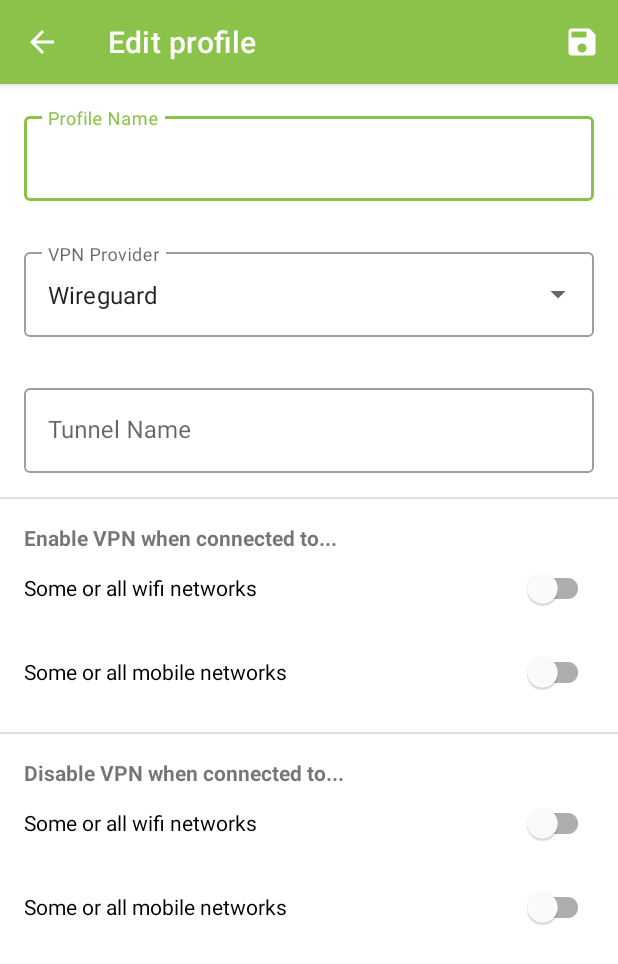
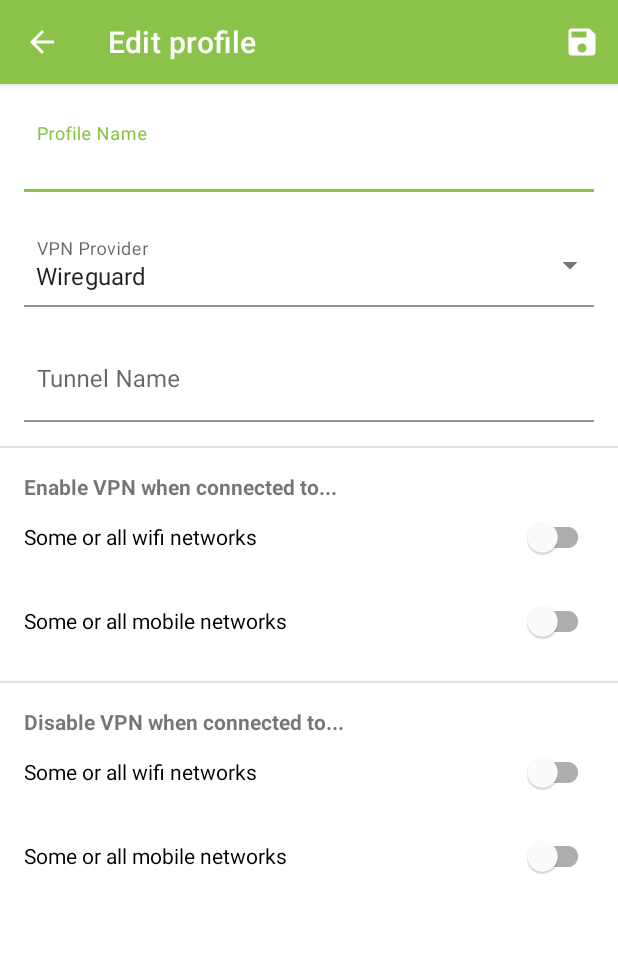
Before and after one commit to DJAndries/vpnmanager-android, an Android app: the screen it shows after launch (ProfileConfigActivity), after a tap on an icon or button, on a phone screen of 412 x 824 dp. Shown: the top 964 px of the screen. Run offline under Robolectric (Android 15) with nearby library versions, the phone set to English and light mode, and no system bars; our stand-ins replace navigation-ui.

Commit message:
minor ui update

```diff
--- a/app/src/main/AndroidManifest.xml
+++ b/app/src/main/AndroidManifest.xml
@@ -9,6 +9,8 @@
     <uses-permission android:name="android.permission.ACCESS_COARSE_LOCATION" />
     <uses-permission android:name="android.permission.ACCESS_FINE_LOCATION" />
     <uses-permission android:name="android.permission.ACCESS_BACKGROUND_LOCATION" />
+    <uses-permission android:name="com.wireguard.android.permission.CONTROL_TUNNELS"/>
+
 
     <application
         android:allowBackup="true"
--- a/app/src/main/java/ca/andries/vpnmanager/MainActivity.kt
+++ b/app/src/main/java/ca/andries/vpnmanager/MainActivity.kt
@@ -71,14 +71,23 @@ class MainActivity : AppCompatActivity() {
 //
 //        val scheduler = getSystemService(Context.JOB_SCHEDULER_SERVICE) as JobScheduler;
 //        scheduler.schedule(job)
-        if (ActivityCompat.checkSelfPermission(this, Manifest.permission.ACCESS_BACKGROUND_LOCATION) != PackageManager.PERMISSION_GRANTED) {
+//        if (ActivityCompat.checkSelfPermission(this, Manifest.permission.ACCESS_BACKGROUND_LOCATION) != PackageManager.PERMISSION_GRANTED) {
+//            //Request permission from user
+//            ActivityCompat.requestPermissions(this, Array<String>(1) {Manifest.permission.ACCESS_BACKGROUND_LOCATION}, 0);
+//        }
+        if (ActivityCompat.checkSelfPermission(this, "com.wireguard.android.permission.CONTROL_TUNNELS") != PackageManager.PERMISSION_GRANTED) {
             //Request permission from user
-            ActivityCompat.requestPermissions(this, Array<String>(1) {Manifest.permission.ACCESS_BACKGROUND_LOCATION}, 0);
+            ActivityCompat.requestPermissions(this, Array<String>(1) {"com.wireguard.android.permission.CONTROL_TUNNELS"}, 1);
         }
         val wifiNet = (applicationContext.getSystemService(WIFI_SERVICE) as WifiManager).connectionInfo.ssid
         val wifiNetBssid = (applicationContext.getSystemService(WIFI_SERVICE) as WifiManager).connectionInfo.bssid
         Log.d(javaClass.name, "Avail! wifi: $wifiNet $wifiNetBssid")
         startService(Intent(this, NetworkChangeService::class.java))
+    }
+
+    override fun onResume() {
+        super.onResume()
+        profileViewModel.load()
     }
 
     override fun onCreateOptionsMenu(menu: Menu): Boolean {
--- a/app/src/main/res/layout/activity_profile_config.xml
+++ b/app/src/main/res/layout/activity_profile_config.xml
@@ -16,8 +16,10 @@
 
             <com.google.android.material.textfield.TextInputLayout
                 android:id="@+id/profileInputLayout"
-                style="@style/Widget.MaterialComponents.TextInputLayout.OutlinedBox"
+                style="@style/Widget.MaterialComponents.TextInputLayout.FilledBox"
                 app:errorEnabled="true"
+                app:boxBackgroundColor="@android:color/transparent"
+                android:background="@android:color/transparent"
                 android:layout_width="match_parent"
                 android:layout_height="wrap_content"
                 android:layout_marginStart="16dp"
@@ -26,6 +28,8 @@
                 android:hint="@string/profile_name">
 
                 <com.google.android.material.textfield.TextInputEditText
+                    android:layout_marginStart="-8dp"
+                    android:layout_marginEnd="-8dp"
                     android:id="@+id/profileNameInput"
                     android:layout_width="match_parent"
                     android:layout_height="wrap_content"
@@ -35,18 +39,21 @@
 
             <com.google.android.material.textfield.TextInputLayout
                 android:id="@+id/vpnProvInputLayout"
-                style="@style/Widget.MaterialComponents.TextInputLayout.OutlinedBox.ExposedDropdownMenu"
+                style="@style/Widget.MaterialComponents.TextInputLayout.FilledBox.ExposedDropdownMenu"
                 app:errorEnabled="true"
                 android:layout_width="match_parent"
+                app:boxBackgroundColor="@android:color/transparent"
+                android:background="@android:color/transparent"
                 android:layout_height="wrap_content"
                 android:layout_marginStart="16dp"
-                android:layout_marginTop="8dp"
                 android:layout_marginEnd="16dp"
                 android:hint="@string/vpn_provider">
 
                 <AutoCompleteTextView
                     android:id="@+id/vpnProvInput"
                     android:layout_width="match_parent"
+                    android:layout_marginStart="-8dp"
+                    android:layout_marginEnd="-8dp"
                     android:layout_height="wrap_content"
                     android:inputType="none"
                     android:singleLine="true" />
@@ -55,11 +62,12 @@
 
             <com.google.android.material.textfield.TextInputLayout
                 android:id="@+id/tunnelInputLayout"
-                style="@style/Widget.MaterialComponents.TextInputLayout.OutlinedBox"
+                style="@style/Widget.MaterialComponents.TextInputLayout.FilledBox"
                 android:layout_width="match_parent"
                 android:layout_height="wrap_content"
+                app:boxBackgroundColor="@android:color/transparent"
+                android:background="@android:color/transparent"
                 android:layout_marginStart="16dp"
-                android:layout_marginTop="8dp"
                 android:layout_marginEnd="16dp"
                 android:hint="@string/tunnel_name">
 
@@ -67,6 +75,8 @@
                     android:id="@+id/tunnelInput"
                     android:layout_width="match_parent"
                     android:layout_height="wrap_content"
+                    android:layout_marginStart="-8dp"
+                    android:layout_marginEnd="-8dp"
                     android:singleLine="true" />
 
             </com.google.android.material.textfield.TextInputLayout>
@@ -97,16 +107,20 @@
 
             <com.google.android.material.textfield.TextInputLayout
                 android:id="@+id/enableWifiWhitelist"
-                style="@style/Widget.MaterialComponents.TextInputLayout.OutlinedBox"
+                style="@style/Widget.MaterialComponents.TextInputLayout.FilledBox"
                 android:layout_width="match_parent"
                 android:layout_height="wrap_content"
                 android:layout_marginStart="16dp"
+                app:boxBackgroundColor="@android:color/transparent"
+                android:background="@android:color/transparent"
                 android:layout_marginEnd="16dp"
                 android:hint="@string/ssid_whitelist_label">
 
                 <com.google.android.material.textfield.TextInputEditText
                     android:id="@+id/enableWifiWhitelistInput"
                     android:layout_width="match_parent"
+                    android:layout_marginStart="-8dp"
+                    android:layout_marginEnd="-8dp"
                     android:layout_height="wrap_content" />
 
             </com.google.android.material.textfield.TextInputLayout>
@@ -122,9 +136,11 @@
 
             <com.google.android.material.textfield.TextInputLayout
                 android:id="@+id/enableMobileWhitelist"
-                style="@style/Widget.MaterialComponents.TextInputLayout.OutlinedBox"
+                style="@style/Widget.MaterialComponents.TextInputLayout.FilledBox"
                 android:layout_width="match_parent"
                 android:layout_height="wrap_content"
+                app:boxBackgroundColor="@android:color/transparent"
+                android:background="@android:color/transparent"
                 android:layout_marginStart="16dp"
                 android:layout_marginBottom="8dp"
                 android:layout_marginEnd="16dp"
@@ -133,6 +149,8 @@
                 <com.google.android.material.textfield.TextInputEditText
                     android:id="@+id/enableMobileWhitelistInput"
                     android:layout_width="match_parent"
+                    android:layout_marginStart="-8dp"
+                    android:layout_marginEnd="-8dp"
                     android:layout_height="wrap_content" />
 
             </com.google.android.material.textfield.TextInputLayout>
@@ -162,9 +180,11 @@
 
             <com.google.android.material.textfield.TextInputLayout
                 android:id="@+id/disableWifiWhitelist"
-                style="@style/Widget.MaterialComponents.TextInputLayout.OutlinedBox"
+                style="@style/Widget.MaterialComponents.TextInputLayout.FilledBox"
                 android:layout_width="match_parent"
                 android:layout_height="wrap_content"
+                app:boxBackgroundColor="@android:color/transparent"
+                android:background="@android:color/transparent"
                 android:layout_marginStart="16dp"
                 android:layout_marginEnd="16dp"
                 android:layout_marginBottom="8dp"
@@ -173,6 +193,8 @@
                 <com.google.android.material.textfield.TextInputEditText
                     android:id="@+id/disableWifiWhitelistInput"
                     android:layout_width="match_parent"
+                    android:layout_marginStart="-8dp"
+                    android:layout_marginEnd="-8dp"
                     android:layout_height="wrap_content" />
 
             </com.google.android.material.textfield.TextInputLayout>
@@ -188,15 +210,19 @@
 
             <com.google.android.material.textfield.TextInputLayout
                 android:id="@+id/disableMobileWhitelist"
-                style="@style/Widget.MaterialComponents.TextInputLayout.OutlinedBox"
+                style="@style/Widget.MaterialComponents.TextInputLayout.FilledBox"
                 android:layout_width="match_parent"
                 android:layout_height="wrap_content"
+                app:boxBackgroundColor="@android:color/transparent"
+                android:background="@android:color/transparent"
                 android:layout_marginStart="16dp"
                 android:layout_marginBottom="8dp"
                 android:layout_marginEnd="16dp"
                 android:hint="@string/carrier_whitelist_label">
 
                 <com.google.android.material.textfield.TextInputEditText
+                    android:layout_marginStart="-8dp"
+                    android:layout_marginEnd="-8dp"
                     android:id="@+id/disableMobileWhitelistInput"
                     android:layout_width="match_parent"
                     android:layout_height="wrap_content" />
--- a/app/src/main/res/values-night/themes.xml
+++ b/app/src/main/res/values-night/themes.xml
@@ -6,8 +6,8 @@
         <item name="colorPrimaryVariant">@color/lgreen_700</item>
         <item name="colorOnPrimary">@color/black</item>
         <!-- Secondary brand color. -->
-        <item name="colorSecondary">@color/yellow_200</item>
-        <item name="colorSecondaryVariant">@color/yellow_200</item>
+        <item name="colorSecondary">@color/yellow_300</item>
+        <item name="colorSecondaryVariant">@color/yellow_300</item>
         <item name="colorOnSecondary">@color/black</item>
         <!-- Status bar color. -->
         <item name="android:statusBarColor" tools:targetApi="l">?attr/colorPrimaryVariant</item>
--- a/app/src/main/res/values/colors.xml
+++ b/app/src/main/res/values/colors.xml
@@ -3,7 +3,7 @@
     <color name="lgreen_200">#FFC5E1A5</color>
     <color name="lgreen_500">#FF8BC34A</color>
     <color name="lgreen_700">#FF689F38</color>
-    <color name="yellow_200">#FFFFF59D</color>
+    <color name="yellow_300">#FFFFF176</color>
     <color name="yellow_700">#FFFBC02D</color>
     <color name="black">#FF000000</color>
     <color name="white">#FFFFFFFF</color>
--- a/app/src/main/res/values/themes.xml
+++ b/app/src/main/res/values/themes.xml
@@ -6,7 +6,7 @@
         <item name="colorPrimaryVariant">@color/lgreen_700</item>
         <item name="colorOnPrimary">@color/white</item>
         <!-- Secondary brand color. -->
-        <item name="colorSecondary">@color/yellow_200</item>
+        <item name="colorSecondary">@color/yellow_300</item>
         <item name="colorSecondaryVariant">@color/yellow_700</item>
         <item name="colorOnSecondary">@color/black</item>
         <!-- Status bar color. -->
```
